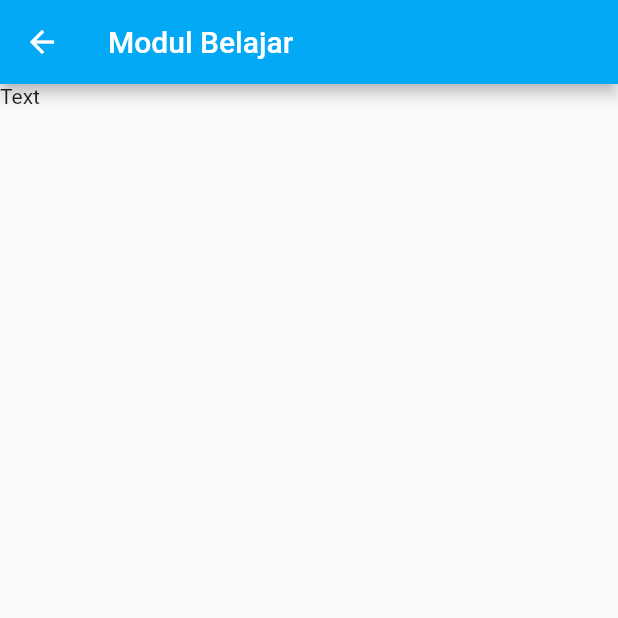
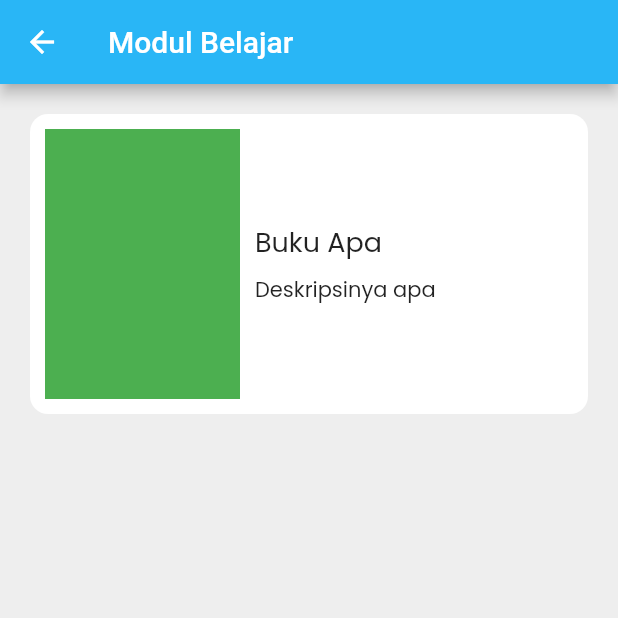
Before and after one commit to irfanrev/study-kejuruan, a Flutter app: the ModulBelajar screen opened directly, on a phone screen of 412 x 824 dp, the top half of it. Run offline on Flutter 3.47's test engine with Material 2 defaults, Android fonts, the phone set to English and light mode, and no system bars; our stand-ins replace get, google_fonts, youtube_player_flutter.

Commit message:
Mockup Card buku

```diff
--- a/lib/page/modul/modul_belajar_page.dart
+++ b/lib/page/modul/modul_belajar_page.dart
@@ -1,4 +1,5 @@
 import 'package:flutter/material.dart';
+import 'package:google_fonts/google_fonts.dart';
 
 class ModulBelajar extends StatefulWidget {
   const ModulBelajar({Key? key}) : super(key: key);
@@ -11,11 +12,55 @@ class _ModulBelajarState extends State<ModulBelajar> {
   @override
   Widget build(BuildContext context) {
     return Scaffold(
-      appBar: AppBar(
-        backgroundColor: Colors.lightBlue,
-        title: Text('Modul Belajar'),
-      ),
-      body: Text('Text'),
-    );
+        backgroundColor: Colors.grey[200],
+        appBar: AppBar(
+          backgroundColor: Colors.lightBlue[400],
+          title: Text('Modul Belajar'),
+        ),
+        body: Padding(
+          padding: const EdgeInsets.symmetric(horizontal: 20, vertical: 20),
+          child: ListView(
+            children: [
+              Container(
+                width: MediaQuery.of(context).size.width,
+                height: 200,
+                padding: EdgeInsets.symmetric(horizontal: 10.0, vertical: 10.0),
+                decoration: BoxDecoration(
+                  color: Colors.white,
+                  borderRadius: BorderRadius.circular(12.0),
+                ),
+                child: Row(
+                  children: [
+                    Container(
+                      margin: EdgeInsets.only(right: 10.0),
+                      width: 130,
+                      height: 200,
+                      color: Colors.green,
+                    ),
+                    Expanded(
+                      child: Column(
+                        mainAxisAlignment: MainAxisAlignment.center,
+                        crossAxisAlignment: CrossAxisAlignment.start,
+                        children: [
+                          Text(
+                            'Buku Apa',
+                            style: GoogleFonts.poppins(fontSize: 18.0),
+                          ),
+                          SizedBox(
+                            height: 8.0,
+                          ),
+                          Text(
+                            'Deskripsinya apa',
+                            style: GoogleFonts.poppins(),
+                          ),
+                        ],
+                      ),
+                    )
+                  ],
+                ),
+              ),
+            ],
+          ),
+        ));
   }
 }
```
Also changed, not shown: 1 other file.
